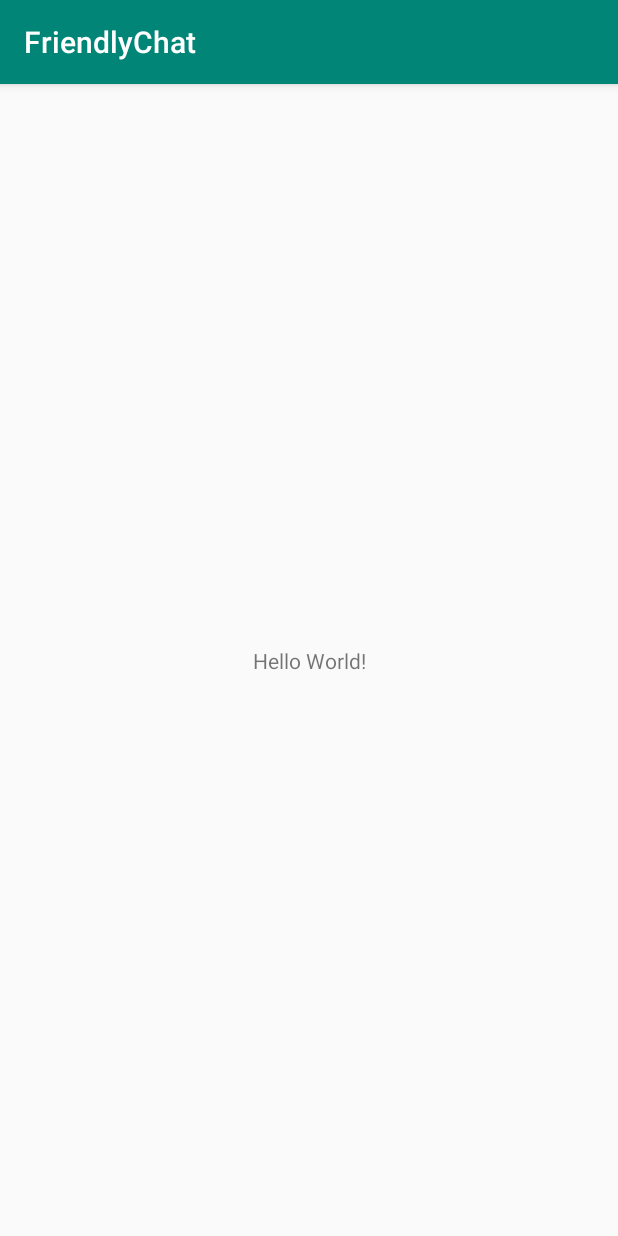
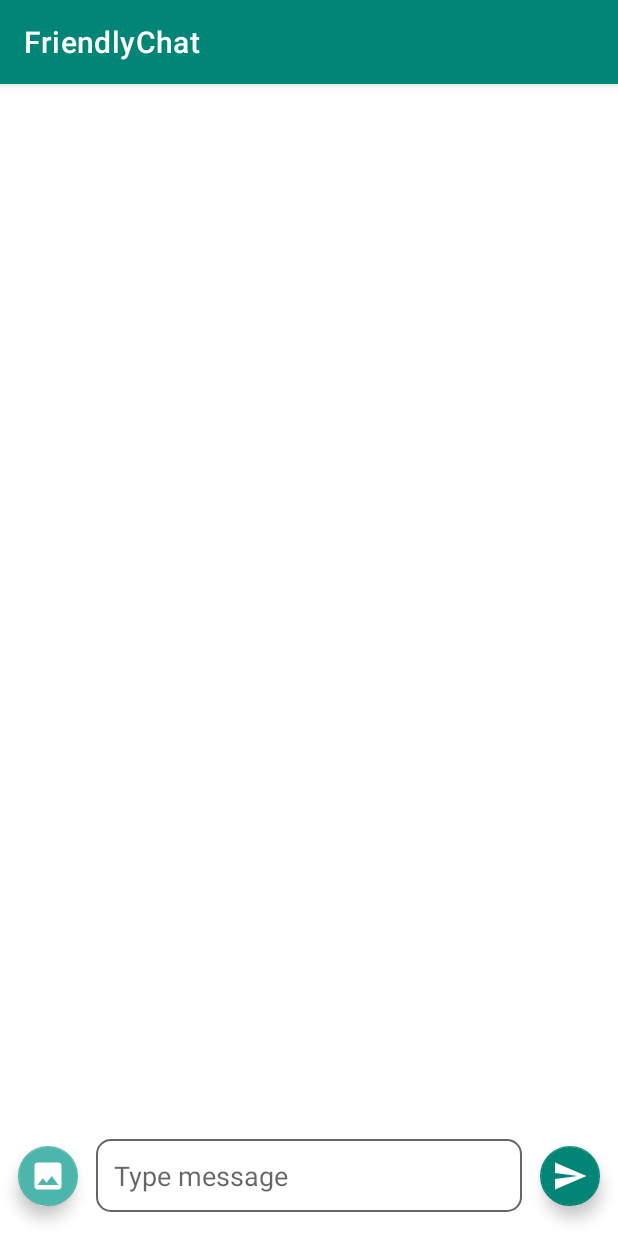
Before and after one commit to VaibhavAWD/FriendlyChat, an Android app: the screen it shows after launch (MainActivity), on a phone screen of 412 x 824 dp. Run offline under Robolectric (Android 15) with nearby library versions, the phone set to English and light mode, and no system bars; our stand-ins replace data binding.

Commit message:
Send text message

```diff
--- a/app/src/main/AndroidManifest.xml
+++ b/app/src/main/AndroidManifest.xml
@@ -9,7 +9,7 @@
         android:roundIcon="@mipmap/ic_launcher_round"
         android:supportsRtl="true"
         android:theme="@style/AppTheme">
-        <activity android:name=".MainActivity">
+        <activity android:name=".ui.MainActivity">
             <intent-filter>
                 <action android:name="android.intent.action.MAIN" />
 
--- a/app/src/main/java/com/vaibhavdhunde/app/friendlychat/MainActivity.kt
+++ /dev/null
@@ -1,12 +0,0 @@
-package com.vaibhavdhunde.app.friendlychat
-
-import androidx.appcompat.app.AppCompatActivity
-import android.os.Bundle
-
-class MainActivity : AppCompatActivity() {
-
-    override fun onCreate(savedInstanceState: Bundle?) {
-        super.onCreate(savedInstanceState)
-        setContentView(R.layout.activity_main)
-    }
-}
--- /dev/null
+++ b/app/src/main/java/com/vaibhavdhunde/app/friendlychat/ui/MainActivity.kt
@@ -0,0 +1,28 @@
+package com.vaibhavdhunde.app.friendlychat.ui
+
+import androidx.appcompat.app.AppCompatActivity
+import android.os.Bundle
+import androidx.databinding.DataBindingUtil
+import androidx.lifecycle.ViewModelProvider
+import com.vaibhavdhunde.app.friendlychat.R
+import com.vaibhavdhunde.app.friendlychat.databinding.ActivityMainBinding
+
+class MainActivity : AppCompatActivity() {
+
+    private lateinit var viewModel: MainViewModel
+    private lateinit var binding: ActivityMainBinding
+
+    override fun onCreate(savedInstanceState: Bundle?) {
+        super.onCreate(savedInstanceState)
+        setupBinding()
+    }
+
+    private fun setupBinding() {
+        viewModel = ViewModelProvider(this@MainActivity)[MainViewModel::class.java]
+        binding = DataBindingUtil.setContentView(this@MainActivity, R.layout.activity_main)
+        binding.apply {
+            viewmodel = this@MainActivity.viewModel
+            lifecycleOwner = this@MainActivity
+        }
+    }
+}
--- /dev/null
+++ b/app/src/main/res/drawable/ic_insert_photo.xml
@@ -0,0 +1,9 @@
+<vector xmlns:android="http://schemas.android.com/apk/res/android"
+        android:width="24dp"
+        android:height="24dp"
+        android:viewportWidth="24.0"
+        android:viewportHeight="24.0">
+    <path
+        android:fillColor="#FF000000"
+        android:pathData="M21,19V5c0,-1.1 -0.9,-2 -2,-2H5c-1.1,0 -2,0.9 -2,2v14c0,1.1 0.9,2 2,2h14c1.1,0 2,-0.9 2,-2zM8.5,13.5l2.5,3.01L14.5,12l4.5,6H5l3.5,-4.5z"/>
+</vector>
--- /dev/null
+++ b/app/src/main/res/drawable/ic_send.xml
@@ -0,0 +1,9 @@
+<vector xmlns:android="http://schemas.android.com/apk/res/android"
+        android:width="24dp"
+        android:height="24dp"
+        android:viewportWidth="24.0"
+        android:viewportHeight="24.0">
+    <path
+        android:fillColor="#FF000000"
+        android:pathData="M2.01,21L23,12 2.01,3 2,10l15,2 -15,2z"/>
+</vector>
--- /dev/null
+++ b/app/src/main/res/drawable/msg_box_bg.xml
@@ -0,0 +1,11 @@
+<?xml version="1.0" encoding="utf-8"?>
+<shape xmlns:android="http://schemas.android.com/apk/res/android"
+    android:shape="rectangle">
+
+    <stroke
+        android:width="@dimen/one"
+        android:color="@color/box_border" />
+
+    <corners android:radius="@dimen/msg_box_corners" />
+
+</shape>
--- a/app/src/main/res/layout/activity_main.xml
+++ b/app/src/main/res/layout/activity_main.xml
@@ -1,18 +1,74 @@
 <?xml version="1.0" encoding="utf-8"?>
-<androidx.constraintlayout.widget.ConstraintLayout xmlns:android="http://schemas.android.com/apk/res/android"
+<layout xmlns:android="http://schemas.android.com/apk/res/android"
     xmlns:app="http://schemas.android.com/apk/res-auto"
-    xmlns:tools="http://schemas.android.com/tools"
+    xmlns:tools="http://schemas.android.com/tools">
+
+    <data>
+
+        <variable
+            name="viewmodel"
+            type="com.vaibhavdhunde.app.friendlychat.ui.MainViewModel" />
+    </data>
+
+    <androidx.constraintlayout.widget.ConstraintLayout
         android:layout_width="match_parent"
         android:layout_height="match_parent"
-    tools:context=".MainActivity">
+        tools:context=".ui.MainActivity">
 
-    <TextView
+        <com.google.android.material.floatingactionbutton.FloatingActionButton
+            android:id="@+id/fab_send_image"
             android:layout_width="wrap_content"
             android:layout_height="wrap_content"
-        android:text="Hello World!"
+            android:layout_marginStart="8dp"
+            android:layout_marginLeft="8dp"
+            android:src="@drawable/ic_insert_photo"
+            app:backgroundTint="@color/colorPrimaryLight"
+            app:fabSize="mini"
+            app:layout_constraintBottom_toBottomOf="@+id/editText_message"
+            app:layout_constraintEnd_toStartOf="@+id/editText_message"
+            app:layout_constraintHorizontal_bias="0.5"
+            app:layout_constraintStart_toStartOf="parent"
+            app:layout_constraintTop_toTopOf="@+id/editText_message"
+            app:tint="@color/white" />
+
+        <EditText
+            android:id="@+id/editText_message"
+            android:layout_width="0dp"
+            android:layout_height="wrap_content"
+            android:layout_marginStart="8dp"
+            android:layout_marginLeft="8dp"
+            android:layout_marginEnd="8dp"
+            android:layout_marginRight="8dp"
+            android:layout_marginBottom="16dp"
+            android:background="@drawable/msg_box_bg"
+            android:hint="@string/hint_type_message"
+            android:inputType="textMultiLine"
+            android:maxHeight="200dp"
+            android:padding="12dp"
+            android:text="@={viewmodel.text}"
             app:layout_constraintBottom_toBottomOf="parent"
-        app:layout_constraintLeft_toLeftOf="parent"
-        app:layout_constraintRight_toRightOf="parent"
-        app:layout_constraintTop_toTopOf="parent" />
+            app:layout_constraintEnd_toStartOf="@+id/fab_send_msg"
+            app:layout_constraintHorizontal_bias="0.5"
+            app:layout_constraintStart_toEndOf="@+id/fab_send_image"
+            tools:ignore="Autofill,LabelFor" />
+
+        <com.google.android.material.floatingactionbutton.FloatingActionButton
+            android:id="@+id/fab_send_msg"
+            android:layout_width="wrap_content"
+            android:layout_height="wrap_content"
+            android:layout_marginEnd="8dp"
+            android:layout_marginRight="8dp"
+            android:onClick="@{()-> viewmodel.sendMessage()}"
+            android:src="@drawable/ic_send"
+            app:backgroundTint="@color/colorPrimary"
+            app:fabSize="mini"
+            app:layout_constraintBottom_toBottomOf="@+id/editText_message"
+            app:layout_constraintEnd_toEndOf="parent"
+            app:layout_constraintHorizontal_bias="0.5"
+            app:layout_constraintStart_toEndOf="@+id/editText_message"
+            app:layout_constraintTop_toTopOf="@+id/editText_message"
+            app:tint="@color/white" />
 
     </androidx.constraintlayout.widget.ConstraintLayout>
+
+</layout>
--- a/app/src/main/res/values/colors.xml
+++ b/app/src/main/res/values/colors.xml
@@ -1,6 +1,9 @@
 <?xml version="1.0" encoding="utf-8"?>
 <resources>
     <color name="colorPrimary">#008577</color>
+    <color name="colorPrimaryLight">#4DB6AC</color>
     <color name="colorPrimaryDark">#00574B</color>
     <color name="colorAccent">#D81B60</color>
+    <color name="white">#FFF</color>
+    <color name="box_border">#666</color>
 </resources>
--- /dev/null
+++ b/app/src/main/res/values/dimens.xml
@@ -0,0 +1,5 @@
+<?xml version="1.0" encoding="utf-8"?>
+<resources>
+    <dimen name="one">1dp</dimen>
+    <dimen name="msg_box_corners">9dp</dimen>
+</resources>
--- a/app/src/main/res/values/strings.xml
+++ b/app/src/main/res/values/strings.xml
@@ -1,3 +1,4 @@
 <resources>
     <string name="app_name">FriendlyChat</string>
+    <string name="hint_type_message">Type message</string>
 </resources>
--- a/app/src/main/res/values/styles.xml
+++ b/app/src/main/res/values/styles.xml
@@ -1,7 +1,7 @@
 <resources>
 
     <!-- Base application theme. -->
-    <style name="AppTheme" parent="Theme.AppCompat.Light.DarkActionBar">
+    <style name="AppTheme" parent="Theme.MaterialComponents.Light.DarkActionBar">
         <!-- Customize your theme here. -->
         <item name="colorPrimary">@color/colorPrimary</item>
         <item name="colorPrimaryDark">@color/colorPrimaryDark</item>
```
Also changed, not shown: app/build.gradle (+24 -0 lines), app/src/main/java/com/vaibhavdhunde/app/friendlychat/firebase/FireDb.kt (added, +26 -0 lines), app/src/main/java/com/vaibhavdhunde/app/friendlychat/model/FriendlyMessage.kt (added, +9 -0 lines), app/src/main/java/com/vaibhavdhunde/app/friendlychat/ui/MainViewModel.kt (added, +38 -0 lines), build.gradle (+8 -0 lines). Lines whose indentation alone changed are shown as unchanged.
